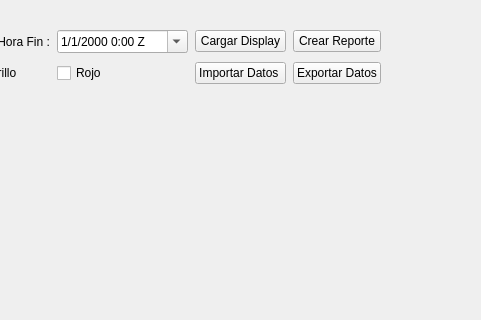
This is commdata2.ui in QuixoteSystems/commstatQXT as Qt 5 draws it before an edit; both pictures show x 620 to 1101 and y 0 to 320 of the 1101 by 768 pixel window. The edited form follows.
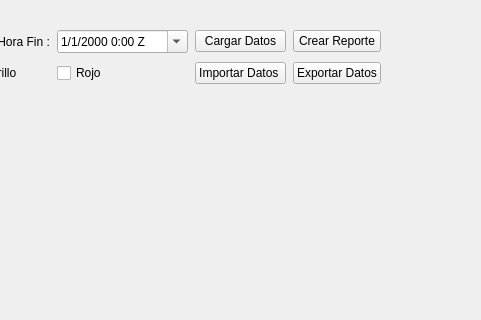
This is the edited form. Icons and pictures are not drawn.

Commit message: Update commdata2.ui with new XML structure

What changed in the file:
```diff
--- a/commdata2.ui
+++ b/commdata2.ui
@@ -135,7 +135,7 @@
     <item row="1" column="7">
      <widget class="QPushButton" name="pushButtonLoad">
       <property name="text">
-       <string>Cargar Display</string>
+       <string>Cargar Datos</string>
       </property>
      </widget>
     </item>
```
Left out of the diff: 1 changed line with no effect on the pictures.
